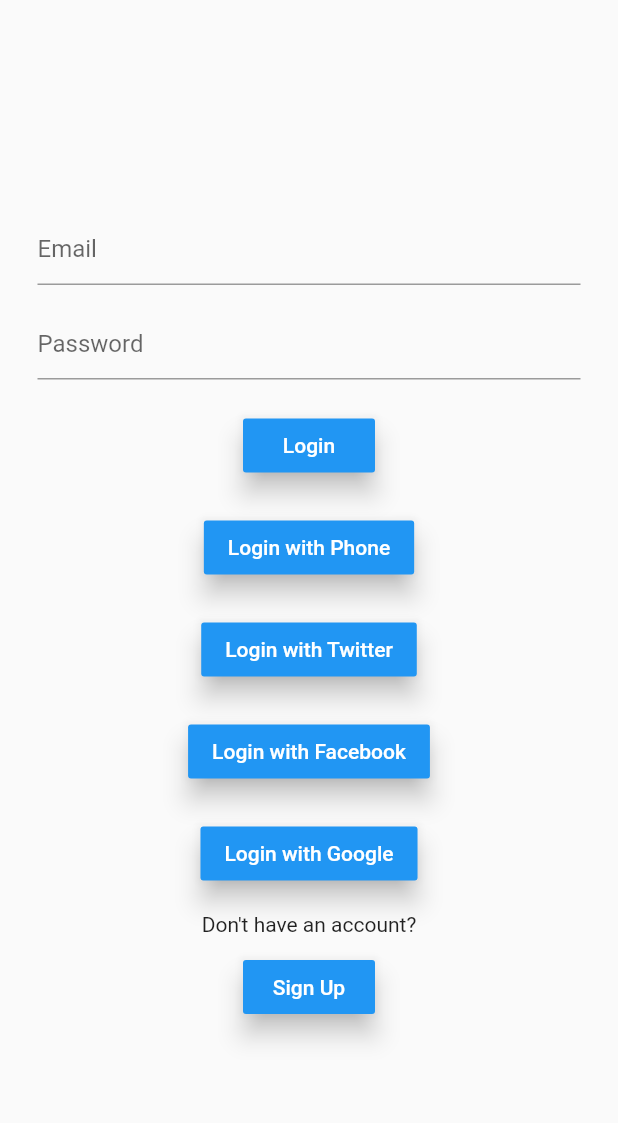
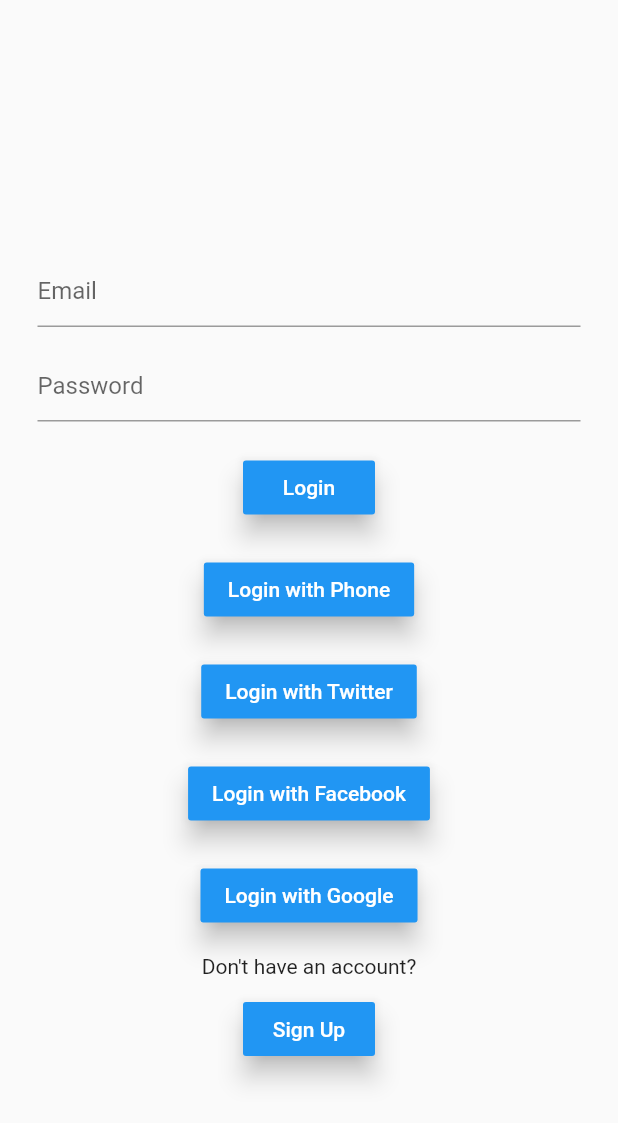
Before and after one commit to Winreer324/Authentication, a Flutter app: the screen it shows after launch, on a phone screen of 412 x 824 dp. Shown: the top 1123 px of the screen. Run offline on Flutter 3.47's test engine with Material 2 defaults, Android fonts, the phone set to English and light mode, and no system bars; our stand-ins replace cloud_firestore, firebase_auth, google_sign_in; missing offline and left inert: flutter_facebook_login, flutter_twitter_login; accounts and stored records are empty.

```diff
--- a/lib/fireBase/login_page.dart
+++ b/lib/fireBase/login_page.dart
@@ -35,13 +35,17 @@ class _LoginPageState extends State<LoginPage> {
 
   @override
   Widget build(BuildContext context) {
-    return new Scaffold(
-      body: Center(
+    return Scaffold(
+      body: SingleChildScrollView(
+        child: Center(
           child: Container(
             padding: EdgeInsets.all(25.0),
             child: Column(
               mainAxisAlignment: MainAxisAlignment.center,
               children: <Widget>[
+                Padding(
+                  padding: EdgeInsets.only(top: 145),
+                ),
                 TextField(
                   decoration: InputDecoration(hintText: 'Email'),
                   onChanged: (value) {
@@ -186,6 +190,7 @@ class _LoginPageState extends State<LoginPage> {
               ],
             )
           ),
+        ),
       )
     );
   }
--- a/lib/fireBase/sign_up_page.dart
+++ b/lib/fireBase/sign_up_page.dart
@@ -15,7 +15,7 @@ class _SignUpPageState extends State<SignUpPage> {
 
   @override
   Widget build(BuildContext context) {
-    return new Scaffold(
+    return Scaffold(
       body: Center(
         child: Container(
           padding: EdgeInsets.all(25.0),
--- a/pubspec.yaml
+++ b/pubspec.yaml
@@ -13,6 +13,9 @@ environment:
   sdk: ">=2.0.0-dev.68.0 <3.0.0"
 
 dependencies:
+  flutter:
+    sdk: flutter
+
 # auth email
   firebase_auth:
 # connect with crud base
@@ -24,8 +27,7 @@ dependencies:
 #  twitter in
   flutter_twitter_login:
 
-  flutter:
-    sdk: flutter
+
 
   # The following adds the Cupertino Icons font to your application.
   # Use with the CupertinoIcons class for iOS style icons.
```
Lines whose indentation alone changed are shown as unchanged.
